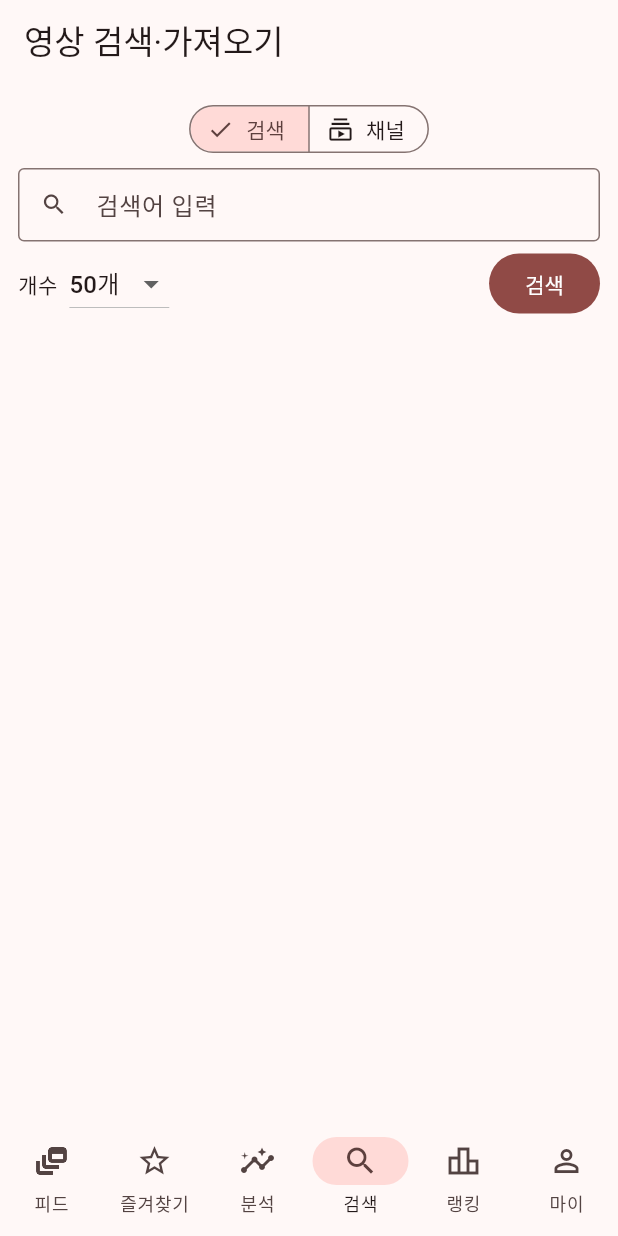
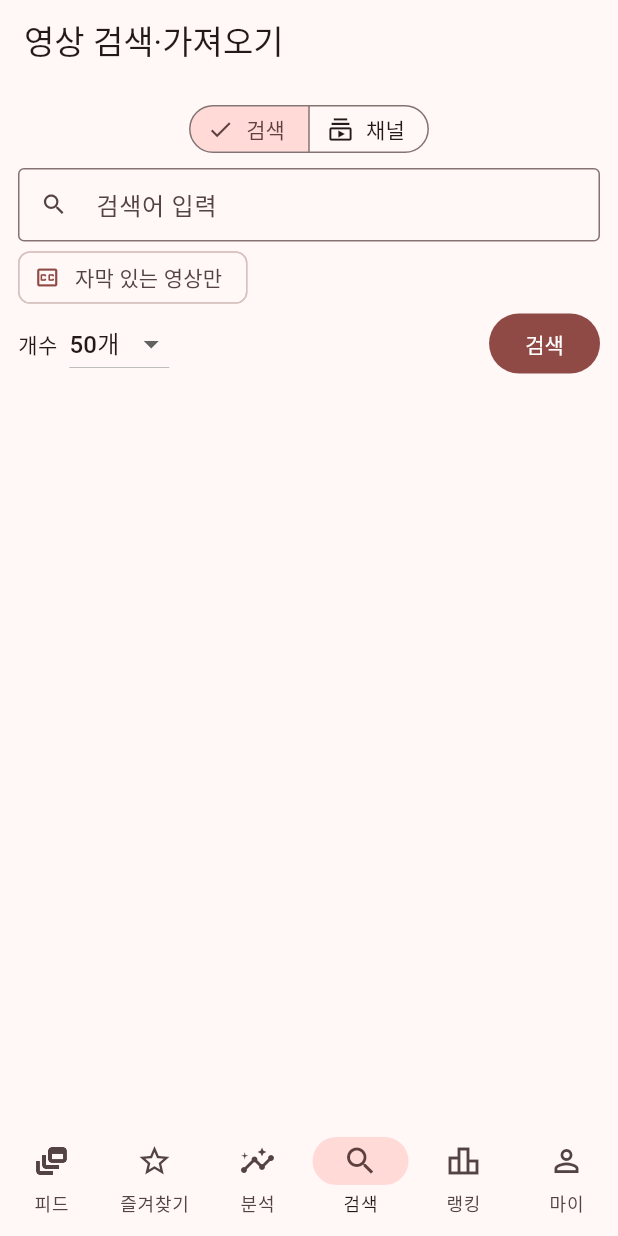
Before and after one commit to hongsytop-tech/Youtube-Filtering, a Flutter app: the ChannelFetchScreen screen opened by its route, on a phone screen of 412 x 824 dp. Run offline on Flutter 3.47's test engine with Material 3 defaults, Android fonts, the phone set to English and light mode, and no system bars; our stand-ins replace cached_network_image, flutter_dotenv, flutter_riverpod, go_router, shared_preferences, supabase_flutter and 1 more; missing offline and left inert: dart:js_interop; accounts and stored records are empty; network calls fail.

Commit message:
Search: 자막 있는 영상만 필터 (videoCaption=closedCaption)
검색 모드에 "자막 있는 영상만" 토글 추가. 켜면 search.list에
videoCaption=closedCaption을 붙여 자막 트랙이 있는 영상만 반환.
채널 모드는 해당 없음.

search-videos 함수 재배포 필요.

Co-Authored-By: Claude Opus 4.8 <noreply@anthropic.com>
Claude-Session: https://claude.ai/code/session_01KqsggJx5GU2VY8m2xWj9Ty

```diff
--- a/lib/features/channels/screens/channel_fetch_screen.dart
+++ b/lib/features/channels/screens/channel_fetch_screen.dart
@@ -72,6 +72,7 @@ class _ChannelFetchScreenState extends ConsumerState<ChannelFetchScreen> {
   int _count = 50;
   String _source = 'search'; // search | channel
   String _mode = 'all'; // all | regular | shorts
+  bool _captionsOnly = false; // search: only videos with captions
   List<_ChannelVideo> _videos = [];
   final Set<String> _selected = {};
   String? _channelTitle;
@@ -115,7 +116,7 @@ class _ChannelFetchScreenState extends ConsumerState<ChannelFetchScreen> {
       final res = await SupabaseService.client.functions.invoke(
         isSearch ? 'search-videos' : 'channel-videos',
         body: isSearch
-            ? {'q': input, 'max': _count}
+            ? {'q': input, 'max': _count, 'caption': _captionsOnly}
             : {'channel': input, 'max': _count},
       );
       final data = res.data as Map?;
@@ -229,6 +230,21 @@ class _ChannelFetchScreenState extends ConsumerState<ChannelFetchScreen> {
               ),
             ),
           ),
+          if (isSearch)
+            Align(
+              alignment: Alignment.centerLeft,
+              child: Padding(
+                padding: const EdgeInsets.fromLTRB(12, 0, 12, 0),
+                child: FilterChip(
+                  label: const Text('자막 있는 영상만'),
+                  avatar: const Icon(Icons.closed_caption_outlined, size: 18),
+                  selected: _captionsOnly,
+                  showCheckmark: false,
+                  visualDensity: VisualDensity.compact,
+                  onSelected: (v) => setState(() => _captionsOnly = v),
+                ),
+              ),
+            ),
           Padding(
             padding: const EdgeInsets.fromLTRB(12, 0, 12, 8),
             child: Row(
```
Also changed, not shown: 1 other file.
